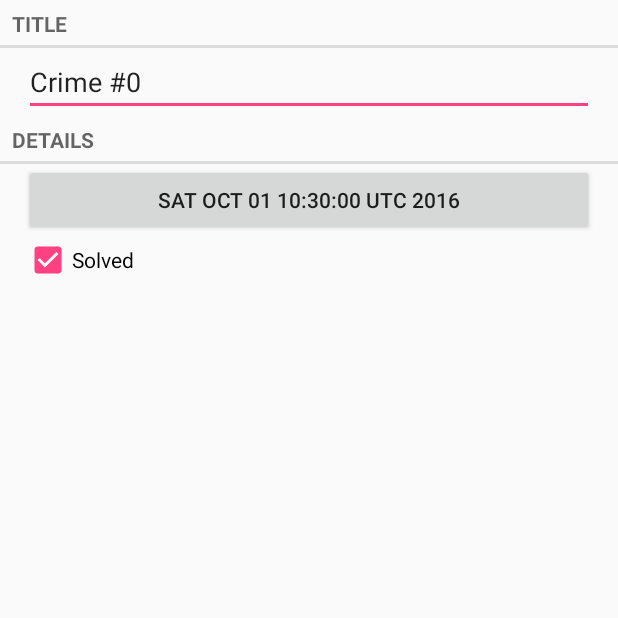
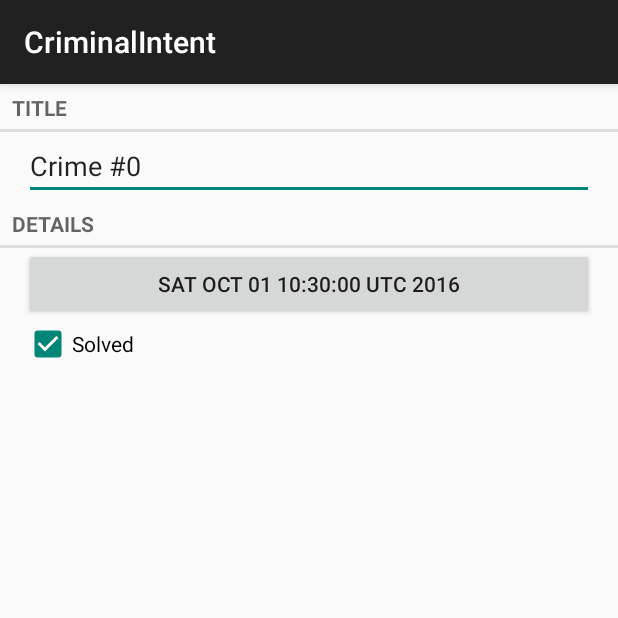
Before and after one commit to CquptZouSheng/CriminalIntent, an Android app: the screen it shows after launch (CrimePagerActivity), after a tap on an icon or button, on a phone screen of 412 x 824 dp, the top half of it. Run offline under Robolectric (Android 15) with nearby library versions, the phone set to English and light mode, and no system bars.

Commit message:
添加工具栏。

```diff
--- a/app/src/main/java/com/zou/android/criminalintent/CrimePagerActivity.java
+++ b/app/src/main/java/com/zou/android/criminalintent/CrimePagerActivity.java
@@ -4,10 +4,10 @@ import android.content.Context;
 import android.content.Intent;
 import android.os.Bundle;
 import android.support.v4.app.Fragment;
-import android.support.v4.app.FragmentActivity;
 import android.support.v4.app.FragmentManager;
 import android.support.v4.app.FragmentStatePagerAdapter;
 import android.support.v4.view.ViewPager;
+import android.support.v7.app.AppCompatActivity;
 
 import java.util.List;
 import java.util.UUID;
@@ -16,7 +16,7 @@ import java.util.UUID;
  * Created by Zou on 2016/9/29.
  */
 
-public class CrimePagerActivity extends FragmentActivity {
+public class CrimePagerActivity extends AppCompatActivity {
 
     private ViewPager mViewPager;
     private List<Crime> mCrimes;
--- a/app/src/main/java/com/zou/android/criminalintent/SingleFragmentActivity.java
+++ b/app/src/main/java/com/zou/android/criminalintent/SingleFragmentActivity.java
@@ -2,14 +2,14 @@ package com.zou.android.criminalintent;
 
 import android.os.Bundle;
 import android.support.v4.app.Fragment;
-import android.support.v4.app.FragmentActivity;
 import android.support.v4.app.FragmentManager;
+import android.support.v7.app.AppCompatActivity;
 
 /**
  * Created by Zou on 2016/9/27.
  */
 
-public abstract class SingleFragmentActivity extends FragmentActivity {
+public abstract class SingleFragmentActivity extends AppCompatActivity {
 
     protected abstract Fragment createFragment();
     @Override
--- a/app/src/main/res/values/strings.xml
+++ b/app/src/main/res/values/strings.xml
@@ -5,4 +5,8 @@
     <string name="crime_details_label">Details</string>
     <string name="crime_solved_label">Solved</string>
     <string name="date_picker_title">Date of crime:</string>
+    <string name="new_crime">New Crime</string>
+    <string name="show_subtitle">Show Subtitle</string>
+    <string name="hide_subtitle">Hide Subtitle</string>
+    <string name="subtitle_format">%1$s crimes</string>
 </resources>
--- a/app/src/main/res/values/styles.xml
+++ b/app/src/main/res/values/styles.xml
@@ -3,9 +3,6 @@
     <!-- Base application theme. -->
     <style name="AppTheme" parent="Theme.AppCompat.Light.DarkActionBar">
         <!-- Customize your theme here. -->
-        <item name="colorPrimary">@color/colorPrimary</item>
-        <item name="colorPrimaryDark">@color/colorPrimaryDark</item>
-        <item name="colorAccent">@color/colorAccent</item>
     </style>
 
 </resources>
```
Also changed, not shown: app/src/main/res/menu/fragment_crime_list.xml (added, +10 -0 lines).
